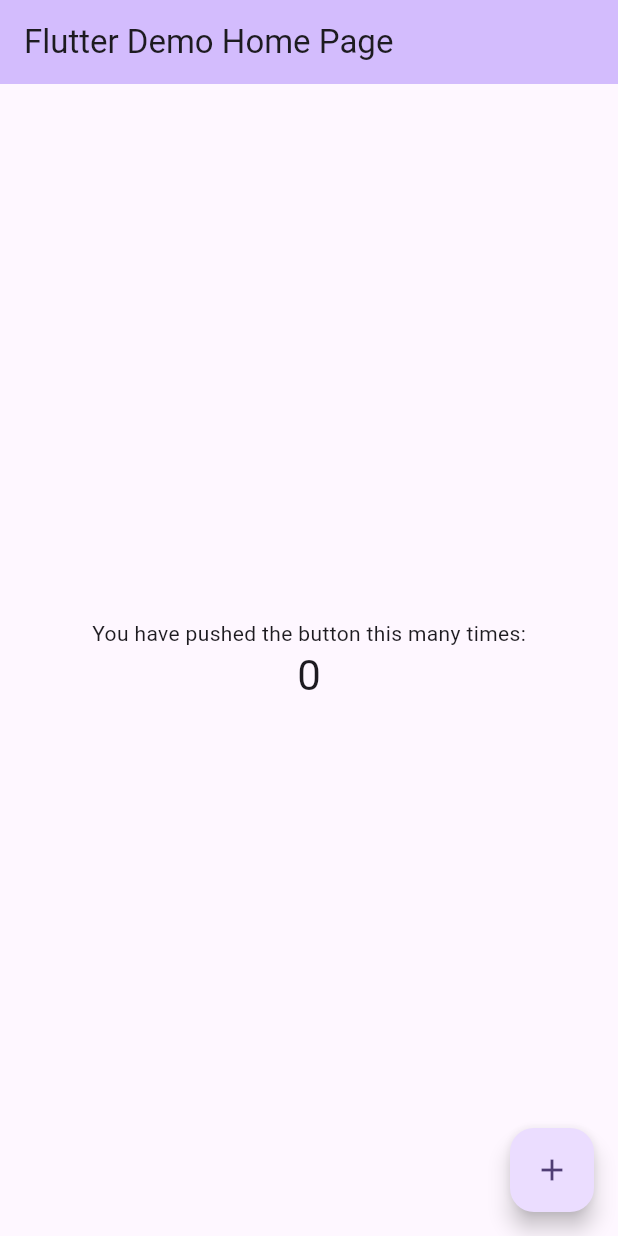
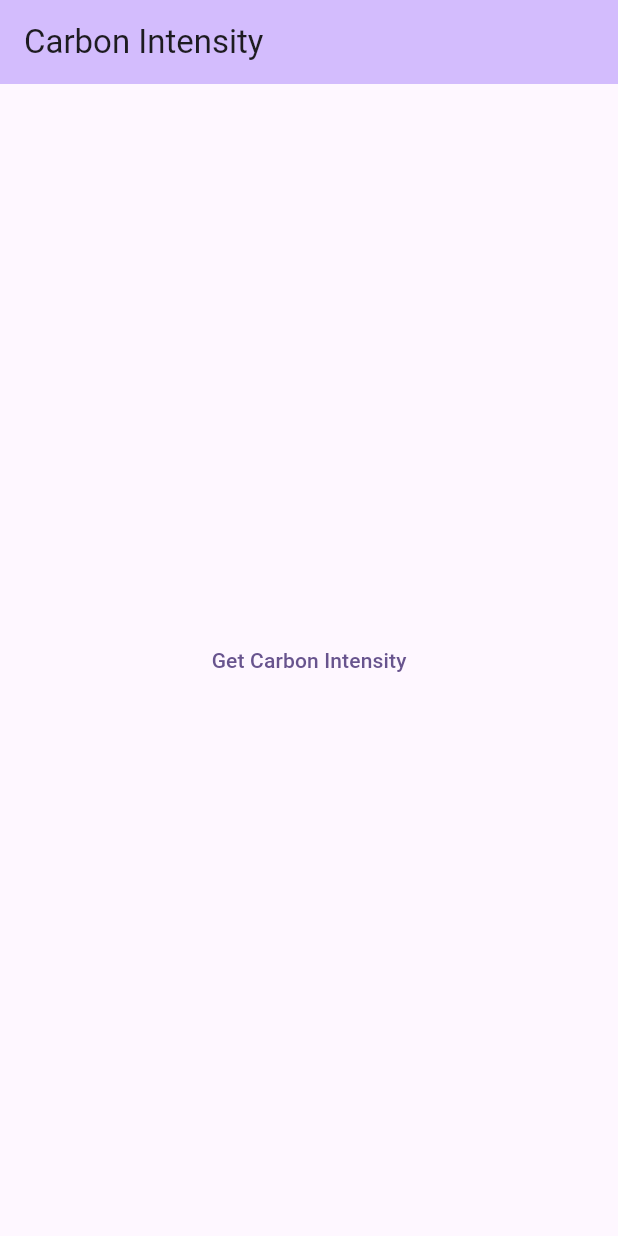
Before and after one commit to yeatmangeorge/carbon-intensity-dashboard, a Flutter app: the screen it shows after launch, on a phone screen of 412 x 824 dp. Run offline on Flutter 3.47's test engine with Material 3 defaults, Android fonts, the phone set to English and light mode, and no system bars; our stand-ins replace bloc, dio, equatable, flutter_bloc; generated files the repository leaves out were written again.

Commit message:
Carbon intensity screen (#6)
* Carbon density bloc (#5)

* added bloc and equatable

* created models

* added converter functions to model classes

* repository now returns models rather than responses

* added bloc, event and state for carbon density

* added flutter bloc

* added failure strings

* added carbon density string

* updated main to use carbon density screen

* removed unused code in main.dart

```diff
--- a/lib/carbon_density/business_logic/carbon_density_bloc.dart
+++ b/lib/carbon_density/business_logic/carbon_density_bloc.dart
@@ -23,7 +23,7 @@ class CarbonDensityBloc extends Bloc<CarbonDensityEvent, CarbonDensityState> {
   FutureOr<void> _onStartPollingEvent(
     StartPollingCarbonDensityEvent event,
     Emitter<CarbonDensityState> emit,
-  ) {
+  ) async {
     final now = DateTime.now();
     final startOfToday = DateTime(now.year, now.month, now.day);
     final startOfTomorrow = DateTime(now.year, now.month, now.day + 1);
--- /dev/null
+++ b/lib/carbon_density/ui/CarbonDensityScreen.dart
@@ -0,0 +1,61 @@
+import 'package:carbon_intensity_dashboard/carbon_density/business_logic/carbon_density_bloc.dart';
+import 'package:carbon_intensity_dashboard/core/strings.dart';
+import 'package:flutter/material.dart';
+import 'package:flutter_bloc/flutter_bloc.dart';
+
+class CarbonDensityScreen extends StatelessWidget {
+  const CarbonDensityScreen({super.key});
+
+  @override
+  Widget build(BuildContext context) {
+    return Scaffold(
+      appBar: AppBar(
+        backgroundColor: Theme.of(context).colorScheme.inversePrimary,
+        title: const Text(Strings.carbonIntensity),
+      ),
+      body: BlocConsumer<CarbonDensityBloc, CarbonDensityState>(
+        listener: (context, state) {},
+        builder: (context, state) {
+          switch (state) {
+            case CarbonDensityInitial():
+              return Center(
+                child: TextButton(
+                  onPressed: () {
+                    context.read<CarbonDensityBloc>().add(
+                      StartPollingCarbonDensityEvent(),
+                    );
+                  },
+                  child: Text(Strings.getCarbonIntensity),
+                ),
+              );
+            case CarbonDensityLoading():
+              return Center(child: CircularProgressIndicator());
+            case CarbonDensityLoaded():
+              return Column(
+                children: [
+                  Text(Strings.carbonIntensity),
+                  Text(
+                    Strings.currentCarbonIntensity(
+                      state.currentIntensity.actual ??
+                          state.currentIntensity.forecast,
+                    ),
+                  ),
+                ],
+              );
+            case CarbonDensityError():
+              return Center(
+                child: TextButton(
+                  onPressed: () {
+                    context.read<CarbonDensityBloc>().add(
+                      StartPollingCarbonDensityEvent(),
+                    );
+                  },
+                  child: Text(state.failure.toHumanString()),
+                ),
+              );
+          }
+        },
+      ),
+    );
+  }
+}
--- /dev/null
+++ b/lib/core/strings.dart
@@ -0,0 +1,30 @@
+import 'package:carbon_intensity_dashboard/core/failure.dart';
+
+/// Class for strings. By keeping this in one place, it will be easy to refactor
+/// for a translations package in the future
+class Strings {
+  static const String carbonIntensity = "Carbon Intensity";
+
+  static const String getCarbonIntensity = "Get $carbonIntensity";
+
+  static String currentCarbonIntensity(int grams) =>
+      "Current $carbonIntensity $grams g CO2 per kWh";
+}
+
+extension FailureStrings on Failure {
+  String toHumanString() {
+    switch (this) {
+      case NetworkConnectionFailure():
+        return "Network Connection issue. Check you are connected to the internet";
+      case HttpFailure():
+        {
+          int restCode = (this as HttpFailure).restCode;
+          return "$restCode error: Something went wrong.";
+        }
+      case UnknownFailure():
+        return "Something went wrong";
+      case InvalidStateFailure():
+        return "Something went wrong";
+    }
+  }
+}
--- a/lib/main.dart
+++ b/lib/main.dart
@@ -1,4 +1,12 @@
+import 'package:carbon_intensity_dashboard/carbon_density/business_logic/carbon_density_bloc.dart';
+import 'package:carbon_intensity_dashboard/carbon_density/data/repository/carbon_density_repository.dart';
+import 'package:carbon_intensity_dashboard/carbon_density/data/source/carbon_density_api/carbon_density_api_datasource.dart';
+import 'package:carbon_intensity_dashboard/carbon_density/ui/CarbonDensityScreen.dart';
+import 'package:dio/dio.dart';
 import 'package:flutter/material.dart';
+import 'package:flutter_bloc/flutter_bloc.dart';
+
+import 'carbon_density/data/repository/standard_carbon_density_repository.dart';
 
 void main() {
   runApp(const MyApp());
@@ -7,116 +15,25 @@ void main() {
 class MyApp extends StatelessWidget {
   const MyApp({super.key});
 
-  // This widget is the root of your application.
   @override
   Widget build(BuildContext context) {
-    return MaterialApp(
-      title: 'Flutter Demo',
-      theme: ThemeData(
-        // This is the theme of your application.
-        //
-        // TRY THIS: Try running your application with "flutter run". You'll see
-        // the application has a purple toolbar. Then, without quitting the app,
-        // try changing the seedColor in the colorScheme below to Colors.green
-        // and then invoke "hot reload" (save your changes or press the "hot
-        // reload" button in a Flutter-supported IDE, or press "r" if you used
-        // the command line to start the app).
-        //
-        // Notice that the counter didn't reset back to zero; the application
-        // state is not lost during the reload. To reset the state, use hot
-        // restart instead.
-        //
-        // This works for code too, not just values: Most code changes can be
-        // tested with just a hot reload.
-        colorScheme: ColorScheme.fromSeed(seedColor: Colors.deepPurple),
+    Dio dio = Dio();
+    CarbonDensityApiDatasource carbonDensityApiDatasource =
+        CarbonDensityApiDatasource(dio);
+    CarbonDensityRepository carbonDensityRepository =
+        StandardCarbonDensityRepository(
+          carbonDensityApiDatasource: carbonDensityApiDatasource,
+        );
+
+    return BlocProvider(
+      create: (context) => CarbonDensityBloc(carbonDensityRepository),
+      child: MaterialApp(
+        title: 'Carbon Intensity',
+        theme: ThemeData(
+          colorScheme: ColorScheme.fromSeed(seedColor: Colors.deepPurple),
+        ),
+        home: const CarbonDensityScreen(),
       ),
-      home: const MyHomePage(title: 'Flutter Demo Home Page'),
     );
   }
 }
-
-class MyHomePage extends StatefulWidget {
-  const MyHomePage({super.key, required this.title});
-
-  // This widget is the home page of your application. It is stateful, meaning
-  // that it has a State object (defined below) that contains fields that affect
-  // how it looks.
-
-  // This class is the configuration for the state. It holds the values (in this
-  // case the title) provided by the parent (in this case the App widget) and
-  // used by the build method of the State. Fields in a Widget subclass are
-  // always marked "final".
-
-  final String title;
-
-  @override
-  State<MyHomePage> createState() => _MyHomePageState();
-}
-
-class _MyHomePageState extends State<MyHomePage> {
-  int _counter = 0;
-
-  void _incrementCounter() {
-    setState(() {
-      // This call to setState tells the Flutter framework that something has
-      // changed in this State, which causes it to rerun the build method below
-      // so that the display can reflect the updated values. If we changed
-      // _counter without calling setState(), then the build method would not be
-      // called again, and so nothing would appear to happen.
-      _counter++;
-    });
-  }
-
-  @override
-  Widget build(BuildContext context) {
-    // This method is rerun every time setState is called, for instance as done
-    // by the _incrementCounter method above.
-    //
-    // The Flutter framework has been optimized to make rerunning build methods
-    // fast, so that you can just rebuild anything that needs updating rather
-    // than having to individually change instances of widgets.
-    return Scaffold(
-      appBar: AppBar(
-        // TRY THIS: Try changing the color here to a specific color (to
-        // Colors.amber, perhaps?) and trigger a hot reload to see the AppBar
-        // change color while the other colors stay the same.
-        backgroundColor: Theme.of(context).colorScheme.inversePrimary,
-        // Here we take the value from the MyHomePage object that was created by
-        // the App.build method, and use it to set our appbar title.
-        title: Text(widget.title),
-      ),
-      body: Center(
-        // Center is a layout widget. It takes a single child and positions it
-        // in the middle of the parent.
-        child: Column(
-          // Column is also a layout widget. It takes a list of children and
-          // arranges them vertically. By default, it sizes itself to fit its
-          // children horizontally, and tries to be as tall as its parent.
-          //
-          // Column has various properties to control how it sizes itself and
-          // how it positions its children. Here we use mainAxisAlignment to
-          // center the children vertically; the main axis here is the vertical
-          // axis because Columns are vertical (the cross axis would be
-          // horizontal).
-          //
-          // TRY THIS: Invoke "debug painting" (choose the "Toggle Debug Paint"
-          // action in the IDE, or press "p" in the console), to see the
-          // wireframe for each widget.
-          mainAxisAlignment: MainAxisAlignment.center,
-          children: <Widget>[
-            const Text('You have pushed the button this many times:'),
-            Text(
-              '$_counter',
-              style: Theme.of(context).textTheme.headlineMedium,
-            ),
-          ],
-        ),
-      ),
-      floatingActionButton: FloatingActionButton(
-        onPressed: _incrementCounter,
-        tooltip: 'Increment',
-        child: const Icon(Icons.add),
-      ), // This trailing comma makes auto-formatting nicer for build methods.
-    );
-  }
-}
--- a/pubspec.yaml
+++ b/pubspec.yaml
@@ -39,6 +39,7 @@ dependencies:
   intl: ^0.20.2
   bloc: ^9.0.0
   equatable: ^2.0.7
+  flutter_bloc: ^9.1.1
 
 dev_dependencies:
   flutter_test:
```
Also changed, not shown: pubspec.lock.
